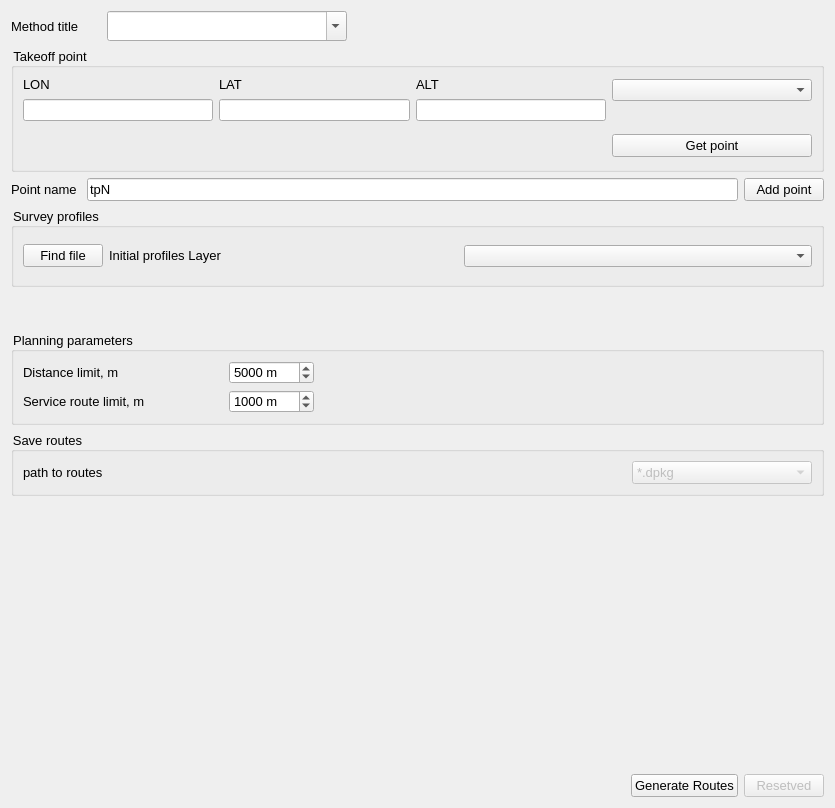
This is UI/FlightPlanning/RoutePlan.ui in raulett/RousettusTool as Qt 5 draws it before an edit. The edited form follows.
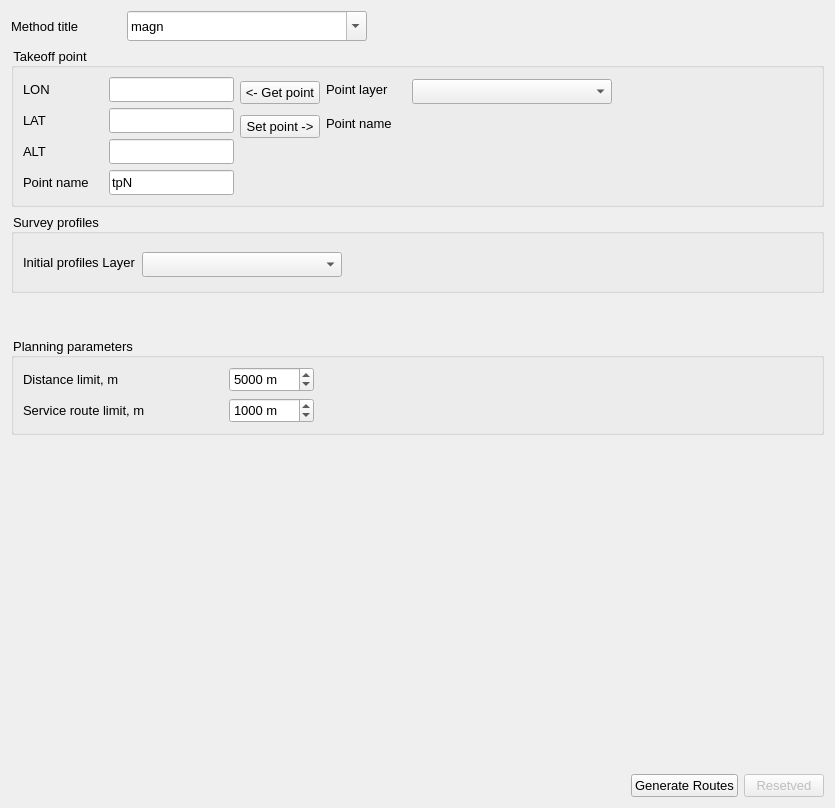
This is the edited form. Custom widgets are drawn as their Qt base class.

```diff
--- a/UI/FlightPlanning/RoutePlan.ui
+++ b/UI/FlightPlanning/RoutePlan.ui
@@ -2,6 +2,9 @@
 <ui version="4.0">
  <class>RoutePlan_form</class>
  <widget class="QWidget" name="RoutePlan_form">
+  <property name="enabled">
+   <bool>true</bool>
+  </property>
   <property name="geometry">
    <rect>
     <x>0</x>
@@ -22,14 +25,14 @@
   <property name="styleSheet">
    <string notr="true">font-size:10pt</string>
   </property>
-  <layout class="QVBoxLayout" name="verticalLayout_3">
+  <layout class="QVBoxLayout" name="verticalLayout_2">
    <item>
-    <layout class="QHBoxLayout" name="horizontalLayout_4">
+    <layout class="QHBoxLayout" name="method_name_horizontalLayout">
      <item>
       <widget class="QLabel" name="label_6">
        <property name="minimumSize">
         <size>
-         <width>90</width>
+         <width>110</width>
          <height>30</height>
         </size>
        </property>
@@ -55,6 +58,21 @@
        <property name="editable">
         <bool>true</bool>
        </property>
+       <item>
+        <property name="text">
+         <string>magn</string>
+        </property>
+       </item>
+       <item>
+        <property name="text">
+         <string>1</string>
+        </property>
+       </item>
+       <item>
+        <property name="text">
+         <string>gamma</string>
+        </property>
+       </item>
       </widget>
      </item>
      <item>
@@ -85,37 +103,32 @@
      </property>
      <layout class="QHBoxLayout" name="horizontalLayout">
       <item>
-       <layout class="QGridLayout" name="gridLayout">
-        <item row="1" column="2">
-         <widget class="QLineEdit" name="lineEdit_alt">
+       <layout class="QFormLayout" name="formLayout">
+        <item row="0" column="0">
+         <widget class="QLabel" name="label">
           <property name="minimumSize">
            <size>
-            <width>0</width>
-            <height>22</height>
+            <width>80</width>
+            <height>0</height>
            </size>
           </property>
           <property name="maximumSize">
            <size>
             <width>16777215</width>
-            <height>20</height>
+            <height>80</height>
            </size>
           </property>
-          <property name="font">
-           <font>
-            <pointsize>10</pointsize>
-           </font>
-          </property>
-          <property name="inputMask">
-           <string/>
+          <property name="text">
+           <string>LON</string>
           </property>
          </widget>
         </item>
-        <item row="1" column="0">
+        <item row="0" column="1">
          <widget class="QLineEdit" name="lineEdit_lon">
           <property name="minimumSize">
            <size>
             <width>0</width>
-            <height>22</height>
+            <height>25</height>
            </size>
           </property>
           <property name="maximumSize">
@@ -134,15 +147,14 @@
           </property>
          </widget>
         </item>
-        <item row="0" column="2">
-         <widget class="QLabel" name="label_3">
-          <property name="text">
-           <string>ALT</string>
-          </property>
-         </widget>
-        </item>
-        <item row="0" column="1">
+        <item row="1" column="0">
          <widget class="QLabel" name="label_2">
+          <property name="minimumSize">
+           <size>
+            <width>80</width>
+            <height>0</height>
+           </size>
+          </property>
           <property name="maximumSize">
            <size>
             <width>16777215</width>
@@ -159,7 +171,7 @@
           <property name="minimumSize">
            <size>
             <width>0</width>
-            <height>22</height>
+            <height>25</height>
            </size>
           </property>
           <property name="maximumSize">
@@ -178,66 +190,25 @@
           </property>
          </widget>
         </item>
-        <item row="0" column="0">
-         <widget class="QLabel" name="label">
-          <property name="maximumSize">
+        <item row="2" column="0">
+         <widget class="QLabel" name="label_3">
+          <property name="minimumSize">
            <size>
-            <width>16777215</width>
-            <height>80</height>
+            <width>80</width>
+            <height>0</height>
            </size>
           </property>
           <property name="text">
-           <string>LON</string>
+           <string>ALT</string>
           </property>
          </widget>
         </item>
         <item row="2" column="1">
-         <spacer name="verticalSpacer_2">
-          <property name="orientation">
-           <enum>Qt::Vertical</enum>
-          </property>
-          <property name="sizeHint" stdset="0">
-           <size>
-            <width>20</width>
-            <height>40</height>
-           </size>
-          </property>
-         </spacer>
-        </item>
-       </layout>
-      </item>
-      <item>
-       <layout class="QVBoxLayout" name="verticalLayout">
-        <property name="spacing">
-         <number>5</number>
-        </property>
-        <item>
-         <widget class="QgsMapLayerComboBox" name="takeoff_point_layer_ComboBox">
-          <property name="minimumSize">
-           <size>
-            <width>200</width>
-            <height>22</height>
-           </size>
-          </property>
-          <property name="maximumSize">
-           <size>
-            <width>200</width>
-            <height>20</height>
-           </size>
-          </property>
-          <property name="font">
-           <font>
-            <pointsize>10</pointsize>
-           </font>
-          </property>
-         </widget>
-        </item>
-        <item>
-         <widget class="QgsFeaturePickerWidget" name="takeoff_point_ComboBox">
+         <widget class="QLineEdit" name="lineEdit_alt">
           <property name="minimumSize">
            <size>
             <width>0</width>
-            <height>22</height>
+            <height>25</height>
            </size>
           </property>
           <property name="maximumSize">
@@ -251,27 +222,16 @@
             <pointsize>10</pointsize>
            </font>
           </property>
-         </widget>
-        </item>
-        <item>
-         <widget class="QPushButton" name="pushButton_get_to_point">
-          <property name="text">
-           <string>Get point</string>
+          <property name="inputMask">
+           <string/>
           </property>
          </widget>
         </item>
-       </layout>
-      </item>
-     </layout>
-    </widget>
-   </item>
-   <item>
-    <layout class="QHBoxLayout" name="horizontalLayout_6">
-     <item>
-      <widget class="QLabel" name="label_10">
+        <item row="3" column="0">
+         <widget class="QLabel" name="label_12">
        <property name="minimumSize">
         <size>
-         <width>70</width>
+            <width>80</width>
          <height>0</height>
         </size>
        </property>
@@ -280,12 +240,12 @@
        </property>
       </widget>
      </item>
-     <item>
+        <item row="3" column="1">
       <widget class="QLineEdit" name="lineEdit">
        <property name="minimumSize">
         <size>
          <width>0</width>
-         <height>22</height>
+            <height>25</height>
         </size>
        </property>
        <property name="font">
@@ -298,14 +258,138 @@
        </property>
       </widget>
      </item>
+       </layout>
+      </item>
      <item>
+       <layout class="QVBoxLayout" name="verticalLayout">
+        <item>
+         <layout class="QGridLayout" name="gridLayout">
+          <item row="0" column="0" rowspan="2">
+           <widget class="QPushButton" name="pushButton_get_to_point">
+            <property name="minimumSize">
+             <size>
+              <width>80</width>
+              <height>0</height>
+             </size>
+            </property>
+            <property name="text">
+             <string>&lt;- Get point</string>
+            </property>
+           </widget>
+          </item>
+          <item row="0" column="1">
+           <widget class="QLabel" name="label_7">
+            <property name="minimumSize">
+             <size>
+              <width>80</width>
+              <height>0</height>
+             </size>
+            </property>
+            <property name="text">
+             <string>Point layer</string>
+            </property>
+           </widget>
+          </item>
+          <item row="0" column="2">
+           <widget class="QgsMapLayerComboBox" name="takeoff_point_layer_ComboBox">
+            <property name="minimumSize">
+             <size>
+              <width>200</width>
+              <height>25</height>
+             </size>
+            </property>
+            <property name="maximumSize">
+             <size>
+              <width>200</width>
+              <height>20</height>
+             </size>
+            </property>
+            <property name="font">
+             <font>
+              <pointsize>10</pointsize>
+             </font>
+            </property>
+           </widget>
+          </item>
+          <item row="1" column="1" rowspan="2">
+           <widget class="QLabel" name="label_8">
+            <property name="minimumSize">
+             <size>
+              <width>80</width>
+              <height>0</height>
+             </size>
+            </property>
+            <property name="text">
+             <string>Point name</string>
+            </property>
+           </widget>
+          </item>
+          <item row="2" column="0">
       <widget class="QPushButton" name="pushButton">
+            <property name="minimumSize">
+             <size>
+              <width>80</width>
+              <height>0</height>
+             </size>
+            </property>
        <property name="text">
-        <string>Add point</string>
+             <string>Set point -&gt;</string>
        </property>
       </widget>
      </item>
-    </layout>
+          <item row="2" column="2">
+           <widget class="QgsFeaturePickerWidget" name="takeoff_point_ComboBox">
+            <property name="minimumSize">
+             <size>
+              <width>200</width>
+              <height>25</height>
+             </size>
+            </property>
+            <property name="maximumSize">
+             <size>
+              <width>16777215</width>
+              <height>20</height>
+             </size>
+            </property>
+            <property name="font">
+             <font>
+              <pointsize>10</pointsize>
+             </font>
+            </property>
+           </widget>
+          </item>
+         </layout>
+        </item>
+        <item>
+         <spacer name="verticalSpacer">
+          <property name="orientation">
+           <enum>Qt::Vertical</enum>
+          </property>
+          <property name="sizeHint" stdset="0">
+           <size>
+            <width>20</width>
+            <height>40</height>
+           </size>
+          </property>
+         </spacer>
+        </item>
+       </layout>
+      </item>
+      <item>
+       <spacer name="horizontalSpacer_4">
+        <property name="orientation">
+         <enum>Qt::Horizontal</enum>
+        </property>
+        <property name="sizeHint" stdset="0">
+         <size>
+          <width>187</width>
+          <height>20</height>
+         </size>
+        </property>
+       </spacer>
+      </item>
+     </layout>
+    </widget>
    </item>
    <item>
     <layout class="QHBoxLayout" name="horizontalLayout_3">
@@ -320,28 +404,9 @@
        <property name="title">
         <string>Survey profiles</string>
        </property>
-       <layout class="QVBoxLayout" name="verticalLayout_2">
+       <layout class="QHBoxLayout" name="horizontalLayout_6">
         <item>
          <layout class="QHBoxLayout" name="horizontalLayout_2">
-          <item>
-           <widget class="QPushButton" name="pushButton_2">
-            <property name="minimumSize">
-             <size>
-              <width>80</width>
-              <height>0</height>
-             </size>
-            </property>
-            <property name="maximumSize">
-             <size>
-              <width>80</width>
-              <height>16777215</height>
-             </size>
-            </property>
-            <property name="text">
-             <string>Find file</string>
-            </property>
-           </widget>
-          </item>
           <item>
            <widget class="QLabel" name="label_4">
             <property name="minimumSize">
@@ -366,7 +431,7 @@
             <property name="minimumSize">
              <size>
               <width>200</width>
-              <height>22</height>
+              <height>25</height>
              </size>
             </property>
             <property name="maximumSize">
@@ -384,6 +449,19 @@
           </item>
          </layout>
         </item>
+        <item>
+         <spacer name="horizontalSpacer_5">
+          <property name="orientation">
+           <enum>Qt::Horizontal</enum>
+          </property>
+          <property name="sizeHint" stdset="0">
+           <size>
+            <width>40</width>
+            <height>20</height>
+           </size>
+          </property>
+         </spacer>
+        </item>
        </layout>
       </widget>
      </item>
@@ -454,7 +532,7 @@
         <property name="minimumSize">
          <size>
           <width>80</width>
-          <height>22</height>
+          <height>25</height>
          </size>
         </property>
         <property name="font">
@@ -523,7 +601,7 @@
         <property name="minimumSize">
          <size>
           <width>80</width>
-          <height>22</height>
+          <height>25</height>
          </size>
         </property>
         <property name="font">
@@ -546,71 +624,14 @@
     </widget>
    </item>
    <item>
-    <widget class="QGroupBox" name="groupBox_5">
-     <property name="title">
-      <string>Save routes</string>
-     </property>
-     <layout class="QVBoxLayout" name="verticalLayout_4">
-      <item>
-       <layout class="QHBoxLayout" name="horizontalLayout_7">
-        <item>
-         <widget class="QLabel" name="label_11">
-          <property name="text">
-           <string>path to routes</string>
-          </property>
-         </widget>
-        </item>
-        <item>
-         <widget class="QgsFileWidget" name="save_file_mQgsFileWidget">
-          <property name="enabled">
-           <bool>false</bool>
-          </property>
-          <property name="sizePolicy">
-           <sizepolicy hsizetype="Expanding" vsizetype="Preferred">
-            <horstretch>0</horstretch>
-            <verstretch>0</verstretch>
-           </sizepolicy>
-          </property>
-         </widget>
-        </item>
-        <item>
-         <widget class="QComboBox" name="comboBox">
-          <property name="enabled">
-           <bool>false</bool>
-          </property>
-          <property name="minimumSize">
-           <size>
-            <width>180</width>
-            <height>0</height>
-           </size>
-          </property>
-          <property name="maximumSize">
-           <size>
-            <width>180</width>
-            <height>16777215</height>
-           </size>
-          </property>
-          <item>
-           <property name="text">
-            <string>*.dpkg</string>
-           </property>
-          </item>
-         </widget>
-        </item>
-       </layout>
-      </item>
-     </layout>
-    </widget>
-   </item>
-   <item>
-    <spacer name="verticalSpacer">
+    <spacer name="verticalSpacer_2">
      <property name="orientation">
       <enum>Qt::Vertical</enum>
      </property>
      <property name="sizeHint" stdset="0">
       <size>
        <width>20</width>
-       <height>40</height>
+       <height>329</height>
       </size>
      </property>
     </spacer>
@@ -660,11 +681,6 @@
    <extends>QWidget</extends>
    <header>qgsfeaturepickerwidget.h</header>
   </customwidget>
-  <customwidget>
-   <class>QgsFileWidget</class>
-   <extends>QWidget</extends>
-   <header>qgsfilewidget.h</header>
-  </customwidget>
   <customwidget>
    <class>QgsMapLayerComboBox</class>
    <extends>QComboBox</extends>
```
Left out of the diff: 2 changed lines with no effect on the pictures. Lines whose indentation alone changed are shown as unchanged.
